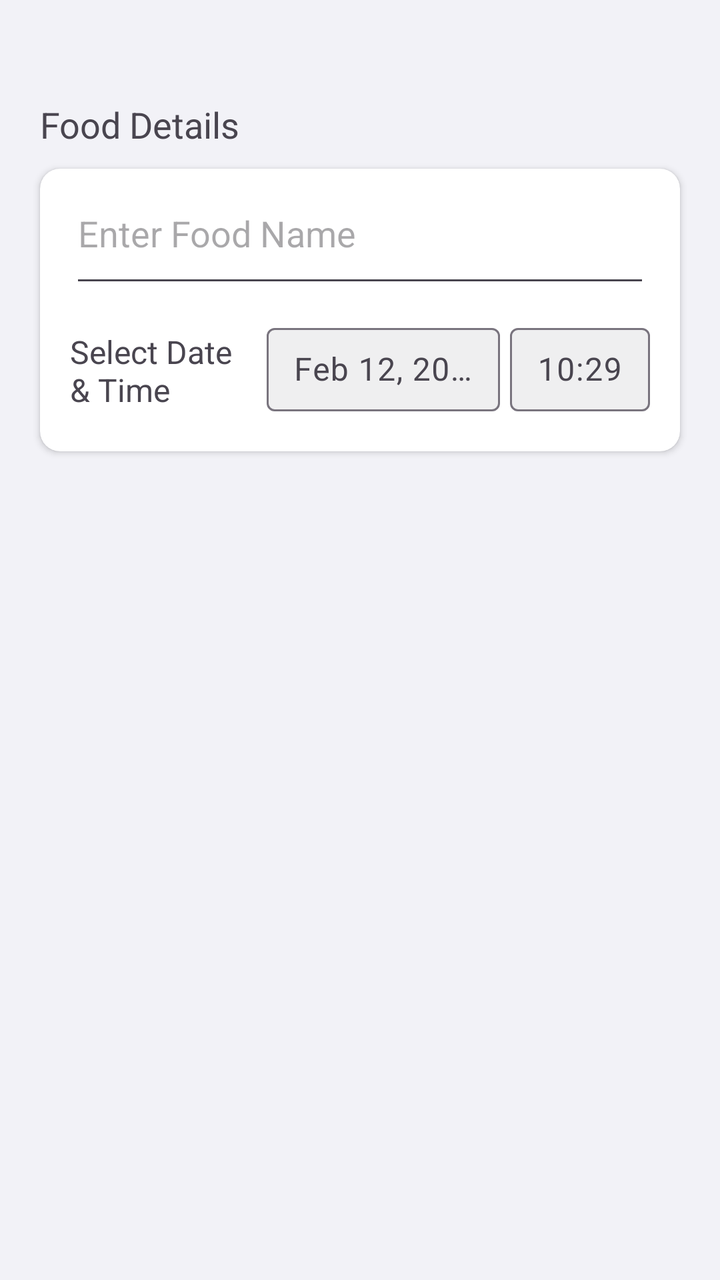
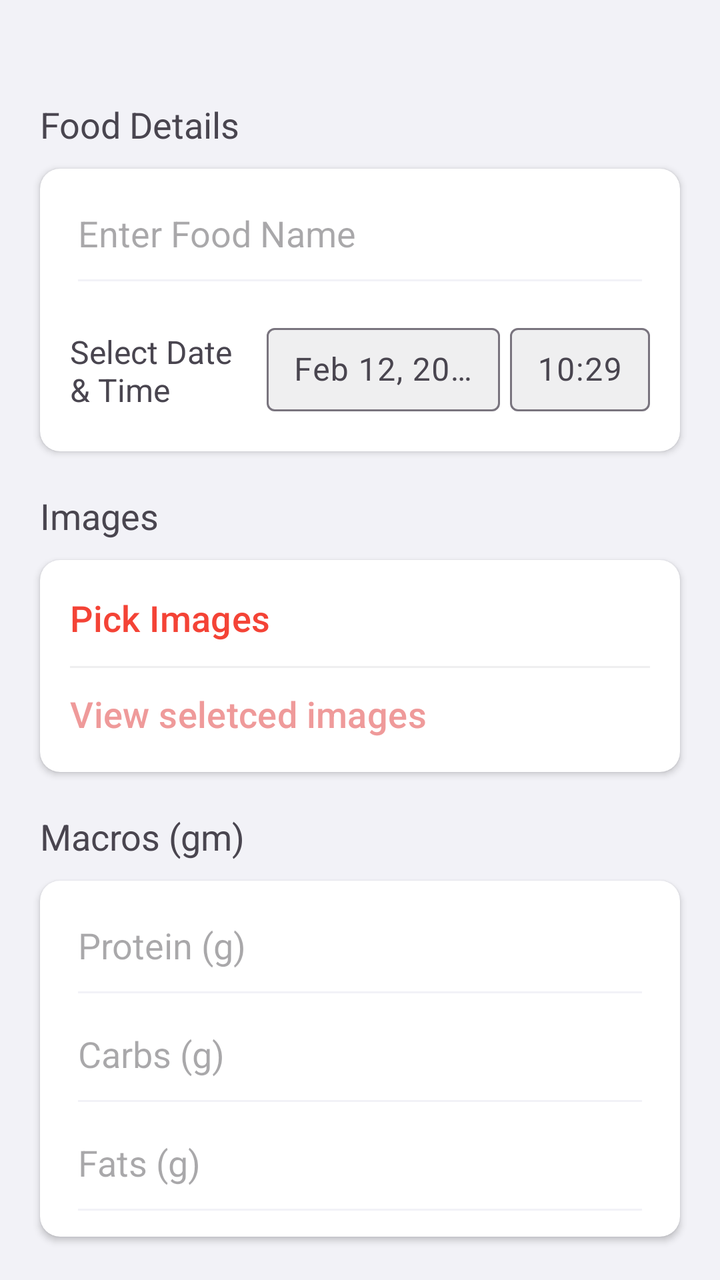

Two renders of the same Android screen: before a commit and after it. Below are the layout's source before the change and the commit's diff.
<!-- AndroidManifest.xml: application theme Theme.ExActHealth -->
<!-- res/layout/activity_main.xml -->
<?xml version="1.0" encoding="utf-8"?>
<RelativeLayout
    xmlns:android="http://schemas.android.com/apk/res/android"
    xmlns:app="http://schemas.android.com/apk/res-auto"
    xmlns:tools="http://schemas.android.com/tools"
    android:layout_width="match_parent"
    android:layout_height="match_parent"
    android:background="@color/light_gray"
    tools:context=".MainActivity">

    <TextView
        android:id="@+id/food_details_text_view"
        android:layout_width="match_parent"
        android:layout_height="wrap_content"
        android:layout_marginTop="50dp"
        android:layout_marginStart="20dp"
        android:layout_marginEnd="20dp"
        android:textSize="18sp"
        android:text="@string/food_details_title">
    </TextView>

    <androidx.cardview.widget.CardView
        android:id="@+id/food_details_card_view"
        android:layout_width="match_parent"
        android:layout_height="wrap_content"
        android:layout_below="@+id/food_details_text_view"
        android:layout_marginTop="10dp"
        android:layout_marginStart="20dp"
        android:layout_marginEnd="20dp"

        app:contentPaddingLeft="15dp"
        app:contentPaddingRight="15dp"
        app:contentPaddingTop="10dp"
        app:contentPaddingBottom="5dp"
        app:cardCornerRadius="10dp">

        <RelativeLayout
            android:id="@+id/food_layout"
            android:layout_width="match_parent"
            android:layout_height="match_parent">

            <EditText
                android:id="@+id/food_name_text_edit"
                android:layout_width="match_parent"
                android:layout_height="wrap_content"
                android:paddingBottom="20dp"
                android:hint="@string/enter_food_name_hint"
                android:inputType="textPersonName"
                android:autofillHints="name">
            </EditText>

            <LinearLayout
                android:id="@+id/food_date_layout"
                android:layout_width="match_parent"
                android:layout_height="wrap_content"
                android:layout_below="@+id/food_name_text_edit"
                android:orientation="horizontal"
                android:paddingTop="10dp"
                android:paddingBottom="15dp"
                android:gravity="center_horizontal"
                android:weightSum="12">

                <TextView
                    android:layout_weight="4"
                    android:layout_width="0dp"
                    android:layout_height="wrap_content"
                    android:layout_gravity="bottom"
                    android:text="@string/select_date_and_time_title"
                    android:textSize="16sp">
                </TextView>

                <com.google.android.material.textfield.TextInputLayout
                    android:layout_weight="5"
                    android:layout_width="0dp"
                    android:layout_height="wrap_content"
                    android:layout_marginStart="5dp"
                    android:layout_marginEnd="5dp"
                    android:hint="@string/date_hint"

                    app:boxBackgroundColor="@color/mid_gray">

                    <com.google.android.material.textfield.TextInputEditText
                        android:layout_width="match_parent"
                        android:layout_height="match_parent"
                        android:gravity="center"
                        android:padding="10dp"
                        android:textSize="16sp">
                    </com.google.android.material.textfield.TextInputEditText>

                </com.google.android.material.textfield.TextInputLayout>

                <com.google.android.material.textfield.TextInputLayout
                    android:layout_weight="3"
                    android:layout_width="0dp"
                    android:layout_height="wrap_content"
                    android:hint="@string/time_hint"

                    app:boxBackgroundColor="@color/mid_gray">

                    <com.google.android.material.textfield.TextInputEditText
                        android:layout_width="match_parent"
                        android:layout_height="match_parent"
                        android:gravity="center"
                        android:padding="10dp"
                        android:textSize="16sp">
                    </com.google.android.material.textfield.TextInputEditText>

                </com.google.android.material.textfield.TextInputLayout>

            </LinearLayout>

        </RelativeLayout>

    </androidx.cardview.widget.CardView>

</RelativeLayout>
<!-- resources referenced by this layout -->
<resources>
  <color name="light_gray">#F2F2F7</color>
  <color name="mid_gray">#EFEFF0</color>
  <string name="date_hint">Feb 12, 2024</string>
  <string name="enter_food_name_hint">Enter Food Name</string>
  <string name="food_details_title">Food Details</string>
  <string name="select_date_and_time_title">Select Date\n&amp; Time</string>
  <string name="time_hint">10:29</string>
  <style name="Theme.ExActHealth" parent="Base.Theme.ExActHealth" />
  <style name="Base.Theme.ExActHealth" parent="Theme.Material3.DayNight.NoActionBar">
          
          
      </style>
</resources>

<!-- the commit's change to res/layout/activity_main.xml (unified diff, before → after) -->
@@ -5,6 +5,7 @@
     xmlns:tools="http://schemas.android.com/tools"
     android:layout_width="match_parent"
     android:layout_height="match_parent"
+    android:layout_gravity="center"
     android:background="@color/light_gray"
     tools:context=".MainActivity">
 
@@ -44,7 +45,9 @@
                 android:layout_width="match_parent"
                 android:layout_height="wrap_content"
                 android:paddingBottom="20dp"
+                android:gravity="center_vertical"
                 android:hint="@string/enter_food_name_hint"
+                android:backgroundTint="@color/light_gray"
                 android:inputType="textPersonName"
                 android:autofillHints="name">
             </EditText>
@@ -113,4 +116,165 @@
 
     </androidx.cardview.widget.CardView>
 
+    <TextView
+        android:id="@+id/images_title"
+        android:layout_width="match_parent"
+        android:layout_height="wrap_content"
+        android:layout_below="@+id/food_details_card_view"
+        android:layout_marginTop="20dp"
+        android:layout_marginStart="20dp"
+        android:layout_marginEnd="20dp"
+        android:textSize="18sp"
+        android:text="@string/images_title">
+    </TextView>
+
+    <androidx.cardview.widget.CardView
+        android:id="@+id/images_card_view"
+        android:layout_width="match_parent"
+        android:layout_height="wrap_content"
+        android:layout_below="@+id/images_title"
+        android:layout_marginTop="10dp"
+        android:layout_marginStart="20dp"
+        android:layout_marginEnd="20dp"
+
+        app:contentPaddingLeft="15dp"
+        app:contentPaddingRight="15dp"
+        app:contentPaddingTop="5dp"
+        app:contentPaddingBottom="5dp"
+        app:cardCornerRadius="10dp">
+
+        <RelativeLayout
+            android:id="@+id/images_layout"
+            android:layout_width="match_parent"
+            android:layout_height="match_parent">
+
+            <Button
+                android:id="@+id/pick_images_button"
+                android:layout_width="match_parent"
+                android:layout_height="wrap_content"
+                android:gravity="center_vertical"
+                android:padding="0dp"
+                android:backgroundTint="@color/white"
+                android:text="@string/pick_images"
+                android:textColor="@color/red"
+                android:textSize="18sp"
+                android:textStyle="normal">
+            </Button>
+
+            <View
+                android:layout_width="match_parent"
+                android:layout_below="@+id/pick_images_button"
+                android:layout_height="1dp"
+                android:background="@color/mid_gray">
+            </View>
+
+            <Button
+                android:id="@+id/selected_images_button"
+                android:layout_width="match_parent"
+                android:layout_height="wrap_content"
+                android:layout_below="@+id/pick_images_button"
+                android:gravity="center_vertical"
+                android:padding="0dp"
+                android:backgroundTint="@color/white"
+                android:text="@string/view_seletced_images"
+                android:textColor="@color/light_red"
+                android:textSize="18sp"
+                android:textStyle="normal">
+            </Button>
+
+        </RelativeLayout>
+
+    </androidx.cardview.widget.CardView>
+
+    <TextView
+        android:id="@+id/macros_title"
+        android:layout_width="match_parent"
+        android:layout_height="wrap_content"
+        android:layout_below="@+id/images_card_view"
+        android:layout_marginTop="20dp"
+        android:layout_marginStart="20dp"
+        android:layout_marginEnd="20dp"
+        android:textSize="18sp"
+        android:text="@string/macros">
+    </TextView>
+
+    <androidx.cardview.widget.CardView
+        android:id="@+id/macros_card_view"
+        android:layout_width="match_parent"
+        android:layout_height="wrap_content"
+        android:layout_below="@+id/macros_title"
+        android:layout_marginTop="10dp"
+        android:layout_marginStart="20dp"
+        android:layout_marginEnd="20dp"
+
+        app:contentPaddingLeft="15dp"
+        app:contentPaddingRight="15dp"
+        app:contentPaddingTop="10dp"
+        app:contentPaddingBottom="5dp"
+        app:cardCornerRadius="10dp">
+
+        <RelativeLayout
+            android:id="@+id/macros_layout"
+            android:layout_width="match_parent"
+            android:layout_height="match_parent">
+
+            <EditText
+                android:id="@+id/protein_text_edit"
+                android:layout_width="match_parent"
+                android:layout_height="wrap_content"
+                android:paddingBottom="20dp"
+                android:gravity="center_vertical"
+                android:hint="@string/protein"
+                android:backgroundTint="@color/light_gray"
+                android:inputType="numberDecimal"
+                android:importantForAutofill="no">
+            </EditText>
+
+            <EditText
+                android:id="@+id/carbs_text_edit"
+                android:layout_width="match_parent"
+                android:layout_height="wrap_content"
+                android:layout_below="@+id/protein_text_edit"
+                android:paddingBottom="20dp"
+                android:gravity="center_vertical"
+                android:hint="@string/carbs"
+                android:backgroundTint="@color/light_gray"
+                android:inputType="numberDecimal"
+                android:importantForAutofill="no">
+            </EditText>
+
+            <EditText
+                android:id="@+id/fats_text_edit"
+                android:layout_width="match_parent"
+                android:layout_height="wrap_content"
+                android:layout_below="@+id/carbs_text_edit"
+                android:paddingBottom="20dp"
+                android:gravity="center_vertical"
+                android:hint="@string/fats"
+                android:backgroundTint="@color/light_gray"
+                android:inputType="numberDecimal"
+                android:importantForAutofill="no">
+            </EditText>
+
+        </RelativeLayout>
+
+    </androidx.cardview.widget.CardView>
+
+    <Button
+        android:id="@+id/save_entry_button"
+        android:layout_width="match_parent"
+        android:layout_height="wrap_content"
+        android:layout_below="@+id/macros_card_view"
+        android:gravity="center"
+        android:layout_margin="20dp"
+        android:paddingTop="12dp"
+        android:paddingBottom="12dp"
+        android:backgroundTint="@color/red"
+        android:text="@string/save_entry"
+        android:textColor="@color/white"
+        android:textSize="18sp"
+        android:textStyle="normal"
+        app:cornerRadius="10dp">
+    </Button>
+
 </RelativeLayout>
<!-- resource entries referenced after the edit -->
@@ -1,12 +1,23 @@
 <!-- resources referenced by this layout -->
 <resources>
   <color name="light_gray">#F2F2F7</color>
+  <color name="light_red">#EF9A9A</color>
   <color name="mid_gray">#EFEFF0</color>
+  <color name="red">#F44336</color>
+  <color name="white">#FFFFFFFF</color>
+  <string name="carbs">Carbs (g)</string>
   <string name="date_hint">Feb 12, 2024</string>
   <string name="enter_food_name_hint">Enter Food Name</string>
+  <string name="fats">Fats (g)</string>
   <string name="food_details_title">Food Details</string>
+  <string name="images_title">Images</string>
+  <string name="macros">Macros (gm)</string>
+  <string name="pick_images">Pick Images</string>
+  <string name="protein">Protein (g)</string>
+  <string name="save_entry">Save Entry</string>
   <string name="select_date_and_time_title">Select Date\n&amp; Time</string>
   <string name="time_hint">10:29</string>
+  <string name="view_seletced_images">View seletced images</string>
   <style name="Theme.ExActHealth" parent="Base.Theme.ExActHealth" />
   <style name="Base.Theme.ExActHealth" parent="Theme.Material3.DayNight.NoActionBar">
           
